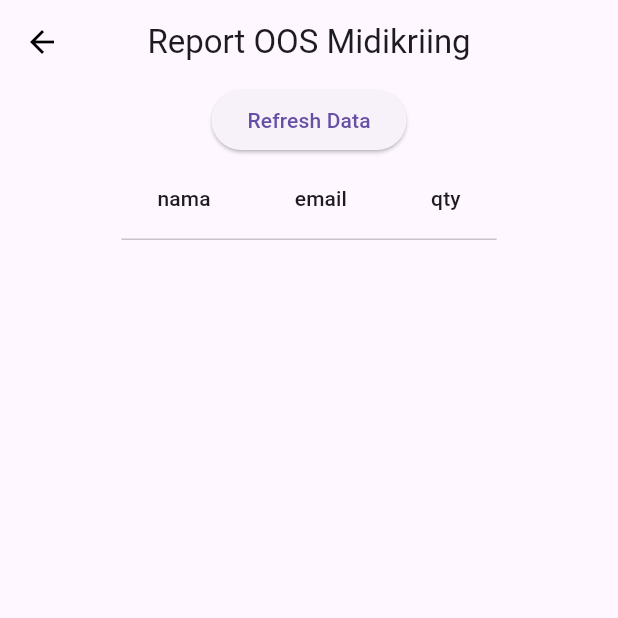
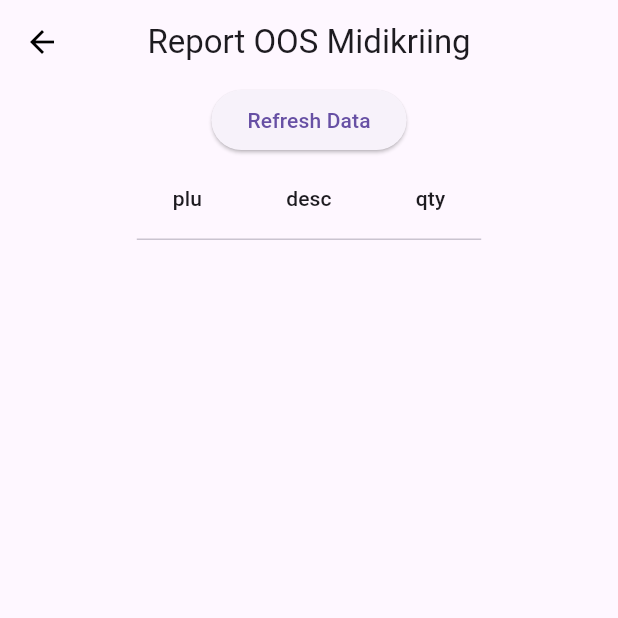
Before and after one commit to anugroho01/appproject1, a Flutter app: the OosMidikView screen opened by its route, on a phone screen of 412 x 824 dp, the top half of it. Run offline on Flutter 3.47's test engine with Material 3 defaults, Android fonts, the phone set to English and light mode, and no system bars; our stand-ins replace convex_bottom_bar, get, lottie, shared_preferences, timelines; missing offline and left inert: dart:ffi, qr_code_scanner; accounts and stored records are empty; project files that could hold a hidden picture were left out.

Commit message:
upd_header_oos

```diff
--- a/lib/app/modules/oosMidik/views/oos_midik_view.dart
+++ b/lib/app/modules/oosMidik/views/oos_midik_view.dart
@@ -36,8 +36,8 @@ class OosMidikView extends GetView<OosMidikController> {
                         scrollDirection: Axis.horizontal,
                         child: DataTable(
                           columns: const [
-                            DataColumn(label: Text('nama'), numeric: false),
-                            DataColumn(label: Text('email')),
+                            DataColumn(label: Text('plu'), numeric: false),
+                            DataColumn(label: Text('desc')),
                             DataColumn(label: Text('qty'))
                           ],
                           rows: List.generate(
--- a/lib/main.dart
+++ b/lib/main.dart
@@ -1,4 +1,4 @@
-import 'dart:ffi';
+// import 'dart:ffi';
 
 import 'package:appproject1/app/controllers/page_index_controller.dart';
 import 'package:appproject1/app/utils/splash_screen.dart';
```
